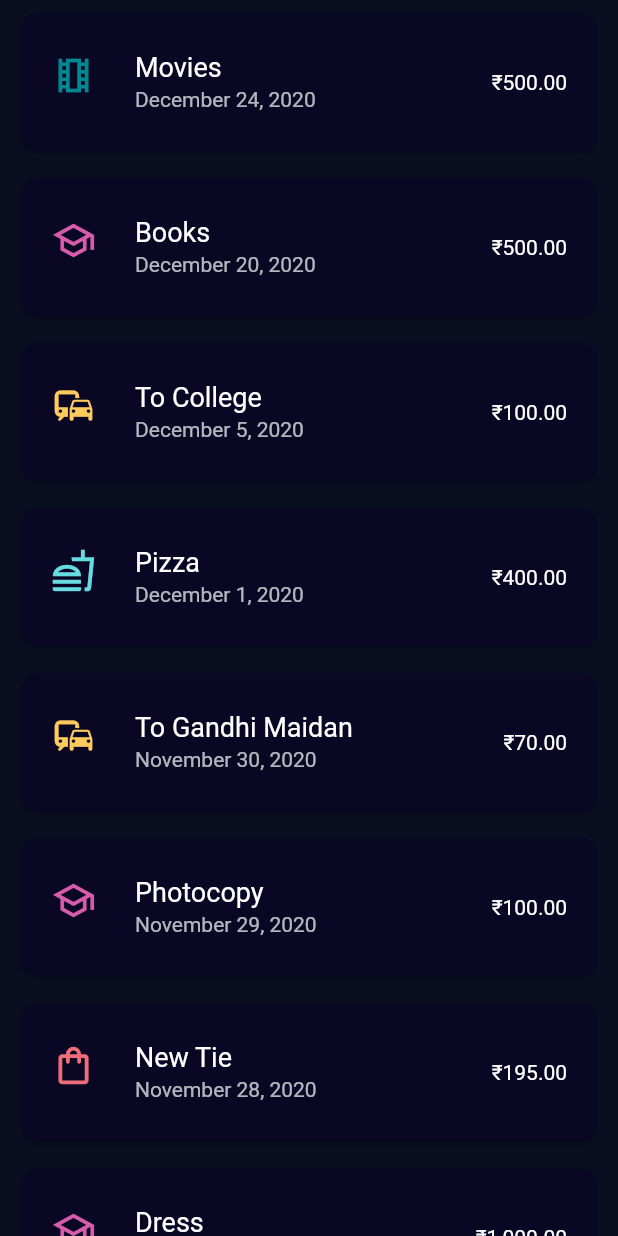
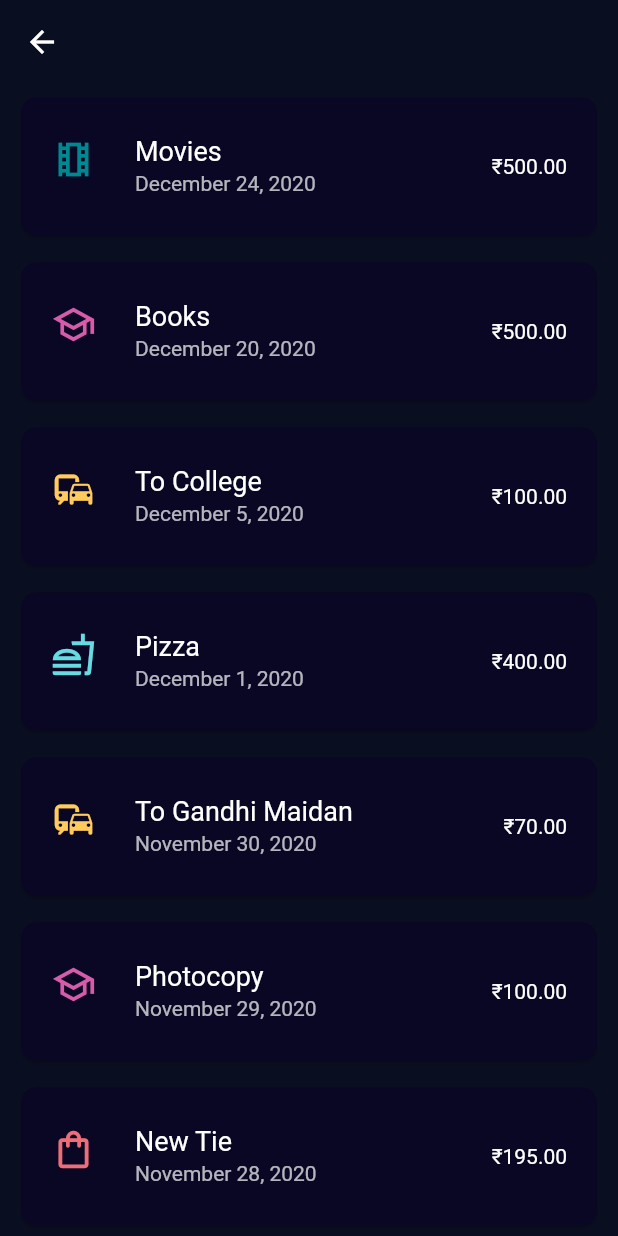
Before and after one commit to be-krishna/expensive, a Flutter app: the screen it shows after launch, after a tap on "History", on a phone screen of 412 x 824 dp. Run offline on Flutter 3.47's test engine with Material 2 defaults, Android fonts, the phone set to English and light mode, and no system bars; our stand-ins replace charts_flutter, font_awesome_flutter.

Commit message:
merging with master

```diff
--- a/lib/main.dart
+++ b/lib/main.dart
@@ -16,6 +16,7 @@ class MyApp extends StatelessWidget {
         home: InputPage(),
         theme: ThemeData.dark().copyWith(
           primaryColor: Color(0xff0a0e21),
+          accentColor: Colors.pink,
           scaffoldBackgroundColor: Color(0xff0a0e21),
         ),
       ),
--- a/lib/screens/recent_expenses.dart
+++ b/lib/screens/recent_expenses.dart
@@ -8,11 +8,11 @@ class RecentExpense extends StatelessWidget {
   @override
   Widget build(BuildContext context) {
     return Scaffold(
-      backgroundColor: Color(0xff0a0e21),
+      appBar: AppBar(elevation: 0),
       body: SafeArea(
         child: Column(
           children: [
-            // TODO: Add Sort Functionality
+            //* Add Sort Functionality
             Expanded(
               child: Consumer<ExpenseData>(
                 builder: (context, data, widget) => ListView.builder(
--- a/lib/widgets/add_expense_button.dart
+++ b/lib/widgets/add_expense_button.dart
@@ -1,8 +1,6 @@
 import 'package:flutter/material.dart';
 
-const fabColor = Color(0xffeb1555);
 const bottomContainerHeight = 50.0;
-
 class AddExpenseButton extends StatelessWidget {
   @override
   Widget build(BuildContext context) {
@@ -13,7 +11,7 @@ class AddExpenseButton extends StatelessWidget {
         margin: EdgeInsets.only(top: 10),
         height: bottomContainerHeight,
         decoration: BoxDecoration(
-          color: fabColor,
+          color: Colors.pink,
           borderRadius: BorderRadius.circular(10),
         ),
         child: Row(
```
